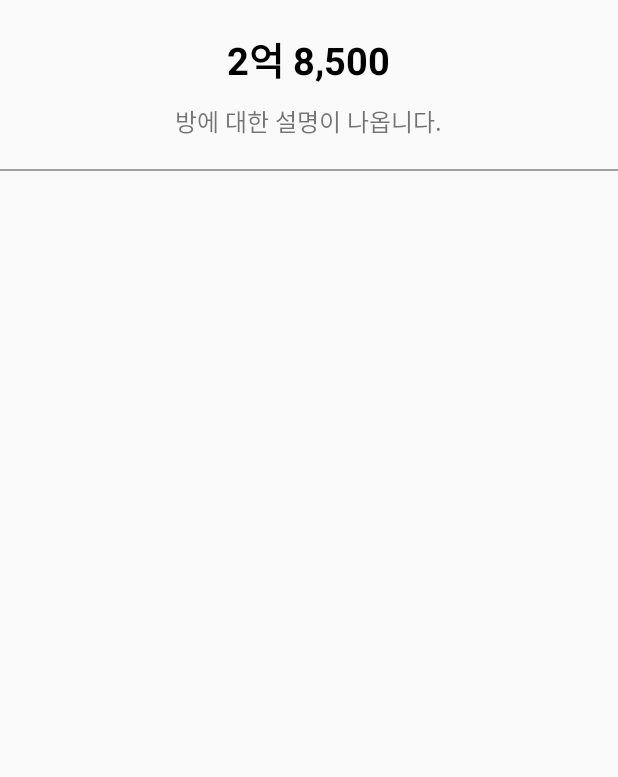
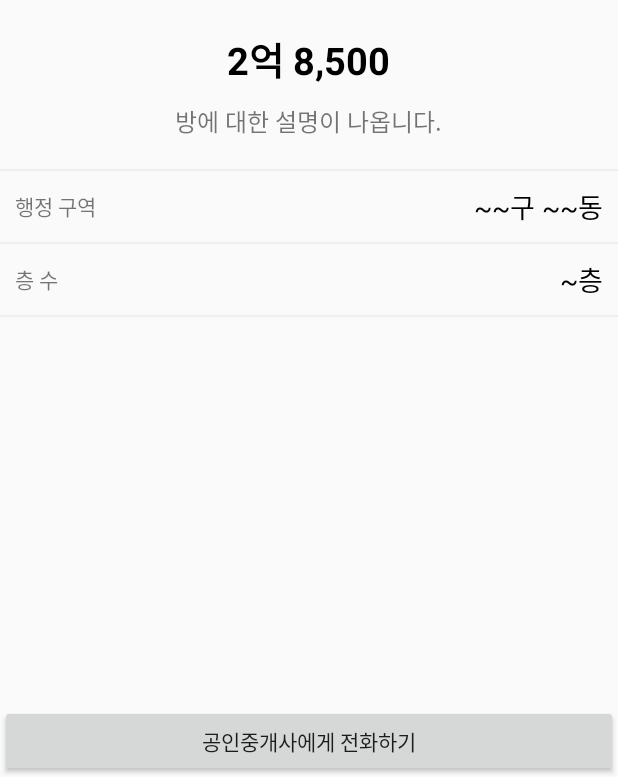
Before and after one commit to cho881020/ListViewPractice_JickbangCopy_20200711, an Android app: the ViewRoomDetailActivity screen opened directly, with no data from a screen before it, on a phone screen of 412 x 824 dp, the part 459-1236 px from its top. Run offline under Robolectric (Android 15) with nearby library versions, the phone set to English and light mode, and no system bars.

Commit message:
방 상세 화면 그림 그리기 완료

```diff
--- a/app/src/main/res/layout/activity_view_room_detail.xml
+++ b/app/src/main/res/layout/activity_view_room_detail.xml
@@ -40,6 +40,80 @@
     <TextView
         android:layout_width="match_parent"
         android:layout_height="1dp"
-        android:background="#A0A0A0" />
+        android:background="#EFEFEF" />
+
+    <LinearLayout
+        android:layout_width="match_parent"
+        android:layout_height="wrap_content"
+        android:orientation="horizontal"
+        android:padding="10dp"
+        android:gravity="center_vertical">
+
+        <TextView
+            android:layout_width="wrap_content"
+            android:layout_height="wrap_content"
+            android:text="행정 구역" />
+
+        <TextView
+            android:layout_width="0dp"
+            android:layout_height="wrap_content"
+            android:layout_weight="1" />
+
+        <TextView
+            android:layout_width="wrap_content"
+            android:layout_height="wrap_content"
+            android:textColor="#000000"
+            android:textSize="18sp"
+            android:text="~~구 ~~동"/>
+
+    </LinearLayout>
+
+    <TextView
+        android:layout_width="match_parent"
+        android:layout_height="1dp"
+        android:background="#EFEFEF" />
+
+    <LinearLayout
+        android:layout_width="match_parent"
+        android:layout_height="wrap_content"
+        android:gravity="center_vertical"
+        android:padding="10dp"
+        android:orientation="horizontal">
+
+        <TextView
+            android:layout_width="wrap_content"
+            android:layout_height="wrap_content"
+            android:text="층 수" />
+
+        <TextView
+            android:layout_width="0dp"
+            android:layout_height="wrap_content"
+            android:layout_weight="1" />
+
+        <TextView
+            android:layout_width="wrap_content"
+            android:layout_height="wrap_content"
+            android:text="~층"
+            android:textSize="18sp"
+            android:textColor="#000000" />
+
+    </LinearLayout>
+
+    <TextView
+        android:layout_width="match_parent"
+        android:layout_height="1dp"
+        android:background="#EFEFEF" />
+
+
+    <TextView
+        android:layout_width="wrap_content"
+        android:layout_height="0dp"
+        android:layout_weight="1" />
+
+    <Button
+        android:layout_width="match_parent"
+        android:layout_height="wrap_content"
+        android:text="공인중개사에게 전화하기" />
+
 
 </LinearLayout>
```
